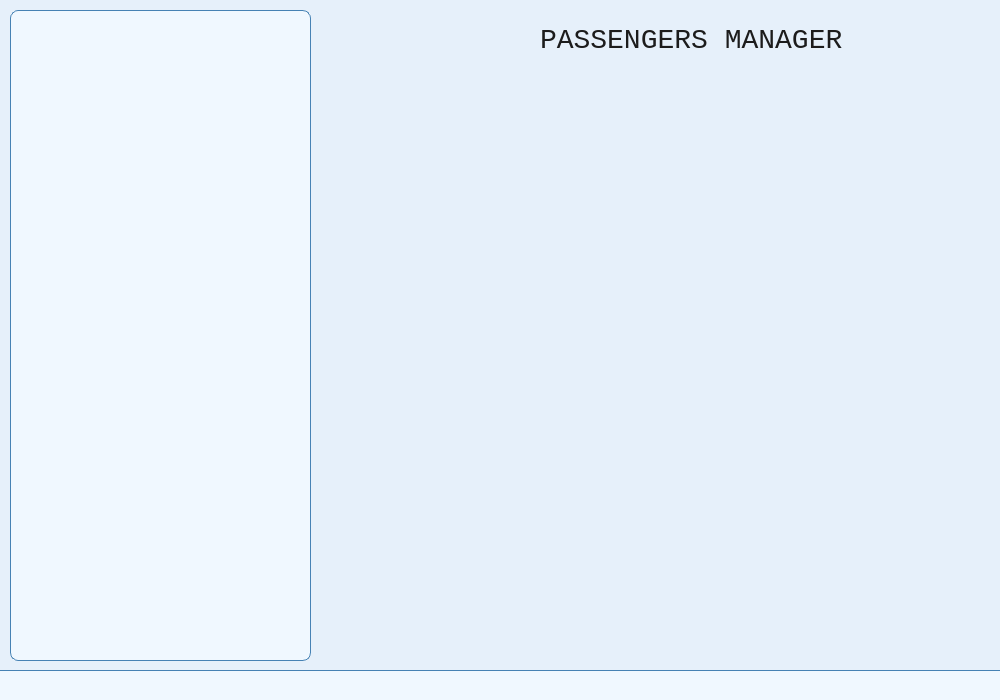
Qt form manager.ui (minnesangg/TicketFlow) before a commit.
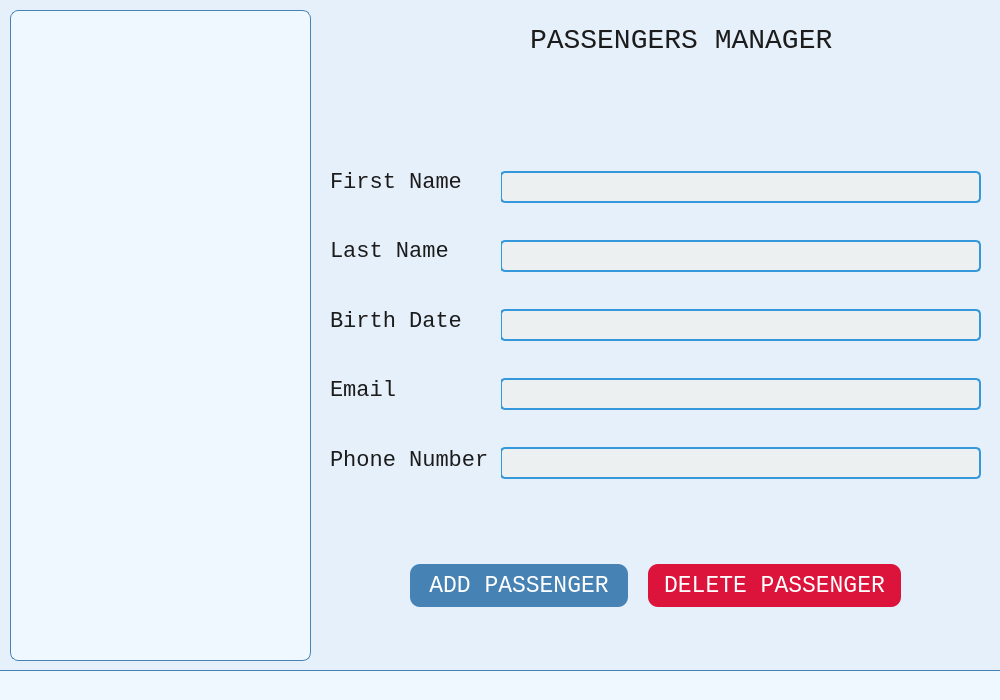
The same form after that commit. The open tabs and pages were chosen to show the change. Icons and pictures are not drawn.

What changed in the file:
```diff
--- a/manager.ui
+++ b/manager.ui
@@ -60,9 +60,9 @@
   <widget class="QStackedWidget" name="stackedWidget">
    <property name="geometry">
     <rect>
-     <x>330</x>
+     <x>320</x>
      <y>20</y>
-     <width>651</width>
+     <width>661</width>
      <height>651</height>
     </rect>
    </property>
@@ -1024,6 +1024,333 @@
       <string>PASSENGERS MANAGER</string>
      </property>
     </widget>
+    <widget class="QWidget" name="horizontalLayoutWidget_2">
+     <property name="geometry">
+      <rect>
+       <x>90</x>
+       <y>520</y>
+       <width>491</width>
+       <height>91</height>
+      </rect>
+     </property>
+     <layout class="QHBoxLayout" name="passengersButtonsLayout">
+      <property name="spacing">
+       <number>20</number>
+      </property>
+      <item>
+       <widget class="QPushButton" name="addPassButton">
+        <property name="font">
+         <font>
+          <family>Monospace</family>
+          <pointsize>17</pointsize>
+         </font>
+        </property>
+        <property name="cursor">
+         <cursorShape>PointingHandCursor</cursorShape>
+        </property>
+        <property name="styleSheet">
+         <string notr="true">QPushButton {
+    background-color: #4682b4; 
+    color: white;
+    border: none;
+    border-radius: 10px;
+    padding: 8px 16px;
+}
+
+QPushButton:hover {
+    background-color: #5a9bd5; 
+}
+
+QPushButton:pressed {
+    background-color: #2e5984; 
+}
+</string>
+        </property>
+        <property name="text">
+         <string>ADD PASSENGER</string>
+        </property>
+       </widget>
+      </item>
+      <item>
+       <widget class="QPushButton" name="deletePassButton">
+        <property name="font">
+         <font>
+          <family>Monospace</family>
+          <pointsize>17</pointsize>
+         </font>
+        </property>
+        <property name="cursor">
+         <cursorShape>PointingHandCursor</cursorShape>
+        </property>
+        <property name="styleSheet">
+         <string notr="true">QPushButton {
+    background-color: #dc143c; 
+    color: white;
+    border: none;
+    border-radius: 10px;
+    padding: 8px 16px;
+}
+
+QPushButton:hover {
+    background-color: #e94b6d;
+}
+
+QPushButton:pressed {
+    background-color: #a60f2d;
+}
+</string>
+        </property>
+        <property name="text">
+         <string>DELETE PASSENGER</string>
+        </property>
+       </widget>
+      </item>
+     </layout>
+    </widget>
+    <widget class="QWidget" name="verticalLayoutWidget_6">
+     <property name="geometry">
+      <rect>
+       <x>180</x>
+       <y>120</y>
+       <width>481</width>
+       <height>371</height>
+      </rect>
+     </property>
+     <layout class="QVBoxLayout" name="addPassLinesLayout">
+      <item>
+       <widget class="QLineEdit" name="firstNameLine">
+        <property name="styleSheet">
+         <string notr="true">QLineEdit {
+    border: 2px solid #3498db;  
+    border-radius: 5px;  
+    padding: 5px;
+    background-color: #ecf0f1; 
+    color: #2c3e50; 
+    font-size: 14px;
+    font-family: Arial, sans-serif;
+}
+
+QLineEdit:hover {
+    border-color: #2980b9;  
+}
+
+QLineEdit:focus {
+    border-color: #2980b9;  
+    background-color: #ffffff;  
+}</string>
+        </property>
+       </widget>
+      </item>
+      <item>
+       <widget class="QLineEdit" name="lastNameLine">
+        <property name="styleSheet">
+         <string notr="true">QLineEdit {
+    border: 2px solid #3498db;  
+    border-radius: 5px;  
+    padding: 5px;
+    background-color: #ecf0f1; 
+    color: #2c3e50; 
+    font-size: 14px;
+    font-family: Arial, sans-serif;
+}
+
+QLineEdit:hover {
+    border-color: #2980b9;  
+}
+
+QLineEdit:focus {
+    border-color: #2980b9;  
+    background-color: #ffffff;  
+}</string>
+        </property>
+       </widget>
+      </item>
+      <item>
+       <widget class="QLineEdit" name="birthDateLine">
+        <property name="styleSheet">
+         <string notr="true">QLineEdit {
+    border: 2px solid #3498db;  
+    border-radius: 5px;  
+    padding: 5px;
+    background-color: #ecf0f1; 
+    color: #2c3e50; 
+    font-size: 14px;
+    font-family: Arial, sans-serif;
+}
+
+QLineEdit:hover {
+    border-color: #2980b9;  
+}
+
+QLineEdit:focus {
+    border-color: #2980b9;  
+    background-color: #ffffff;  
+}</string>
+        </property>
+       </widget>
+      </item>
+      <item>
+       <widget class="QLineEdit" name="emailLine">
+        <property name="styleSheet">
+         <string notr="true">QLineEdit {
+    border: 2px solid #3498db;  
+    border-radius: 5px;  
+    padding: 5px;
+    background-color: #ecf0f1; 
+    color: #2c3e50; 
+    font-size: 14px;
+    font-family: Arial, sans-serif;
+}
+
+QLineEdit:hover {
+    border-color: #2980b9;  
+}
+
+QLineEdit:focus {
+    border-color: #2980b9;  
+    background-color: #ffffff;  
+}</string>
+        </property>
+       </widget>
+      </item>
+      <item>
+       <widget class="QLineEdit" name="phoneNumberLine">
+        <property name="styleSheet">
+         <string notr="true">QLineEdit {
+    border: 2px solid #3498db;  
+    border-radius: 5px;  
+    padding: 5px;
+    background-color: #ecf0f1; 
+    color: #2c3e50; 
+    font-size: 14px;
+    font-family: Arial, sans-serif;
+}
+
+QLineEdit:hover {
+    border-color: #2980b9;  
+}
+
+QLineEdit:focus {
+    border-color: #2980b9;  
+    background-color: #ffffff;  
+}</string>
+        </property>
+       </widget>
+      </item>
+     </layout>
+    </widget>
+    <widget class="QWidget" name="verticalLayoutWidget_7">
+     <property name="geometry">
+      <rect>
+       <x>10</x>
+       <y>130</y>
+       <width>171</width>
+       <height>341</height>
+      </rect>
+     </property>
+     <layout class="QVBoxLayout" name="addPassLabelLayout">
+      <item>
+       <widget class="QLabel" name="firstNameLabel">
+        <property name="font">
+         <font>
+          <family>Monospace</family>
+          <pointsize>-1</pointsize>
+         </font>
+        </property>
+        <property name="styleSheet">
+         <string notr="true">QLabel {
+    color: #1c1c1c; 
+    background: transparent; 
+    font-size: 22px;
+}</string>
+        </property>
+        <property name="text">
+         <string>First Name</string>
+        </property>
+       </widget>
+      </item>
+      <item>
+       <widget class="QLabel" name="lastNameLabel">
+        <property name="font">
+         <font>
+          <family>Monospace</family>
+          <pointsize>-1</pointsize>
+         </font>
+        </property>
+        <property name="styleSheet">
+         <string notr="true">QLabel {
+    color: #1c1c1c; 
+    background: transparent; 
+    font-size: 22px;
+}</string>
+        </property>
+        <property name="text">
+         <string>Last Name</string>
+        </property>
+       </widget>
+      </item>
+      <item>
+       <widget class="QLabel" name="birthDateLabel">
+        <property name="font">
+         <font>
+          <family>Monospace</family>
+          <pointsize>-1</pointsize>
+         </font>
+        </property>
+        <property name="styleSheet">
+         <string notr="true">QLabel {
+    color: #1c1c1c; 
+    background: transparent; 
+    font-size: 22px;
+}</string>
+        </property>
+        <property name="text">
+         <string>Birth Date</string>
+        </property>
+       </widget>
+      </item>
+      <item>
+       <widget class="QLabel" name="emailLabel">
+        <property name="font">
+         <font>
+          <family>Monospace</family>
+          <pointsize>-1</pointsize>
+         </font>
+        </property>
+        <property name="styleSheet">
+         <string notr="true">QLabel {
+    color: #1c1c1c; 
+    background: transparent; 
+    font-size: 22px;
+}</string>
+        </property>
+        <property name="text">
+         <string>Email</string>
+        </property>
+       </widget>
+      </item>
+      <item>
+       <widget class="QLabel" name="phoneNumberLabel">
+        <property name="font">
+         <font>
+          <family>Monospace</family>
+          <pointsize>-1</pointsize>
+         </font>
+        </property>
+        <property name="styleSheet">
+         <string notr="true">QLabel {
+    color: #1c1c1c; 
+    background: transparent; 
+    font-size: 22px;
+}</string>
+        </property>
+        <property name="text">
+         <string>Phone Number</string>
+        </property>
+       </widget>
+      </item>
+     </layout>
+    </widget>
    </widget>
   </widget>
   <widget class="QLineEdit" name="statusBarLine">
```
Left out of the diff: 30 changed lines with no effect on the pictures.
